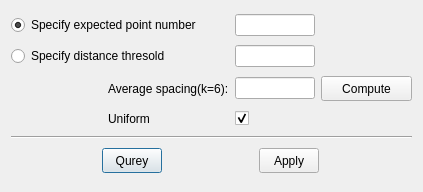
First picture: the form in applications/Mapple/dialogs/dialog_point_cloud_simplification.ui, repository LiangliangNan/Easy3D, before the edit.
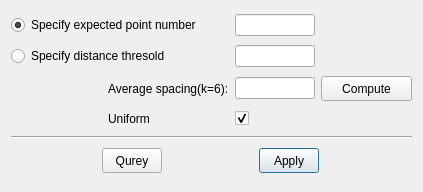
Second picture: the form after the edit.

```diff
--- a/applications/Mapple/dialogs/dialog_point_cloud_simplification.ui
+++ b/applications/Mapple/dialogs/dialog_point_cloud_simplification.ui
@@ -108,6 +108,9 @@
        <property name="text">
         <string>Apply</string>
        </property>
+       <property name="default">
+        <bool>true</bool>
+       </property>
       </widget>
      </item>
     </layout>
```
